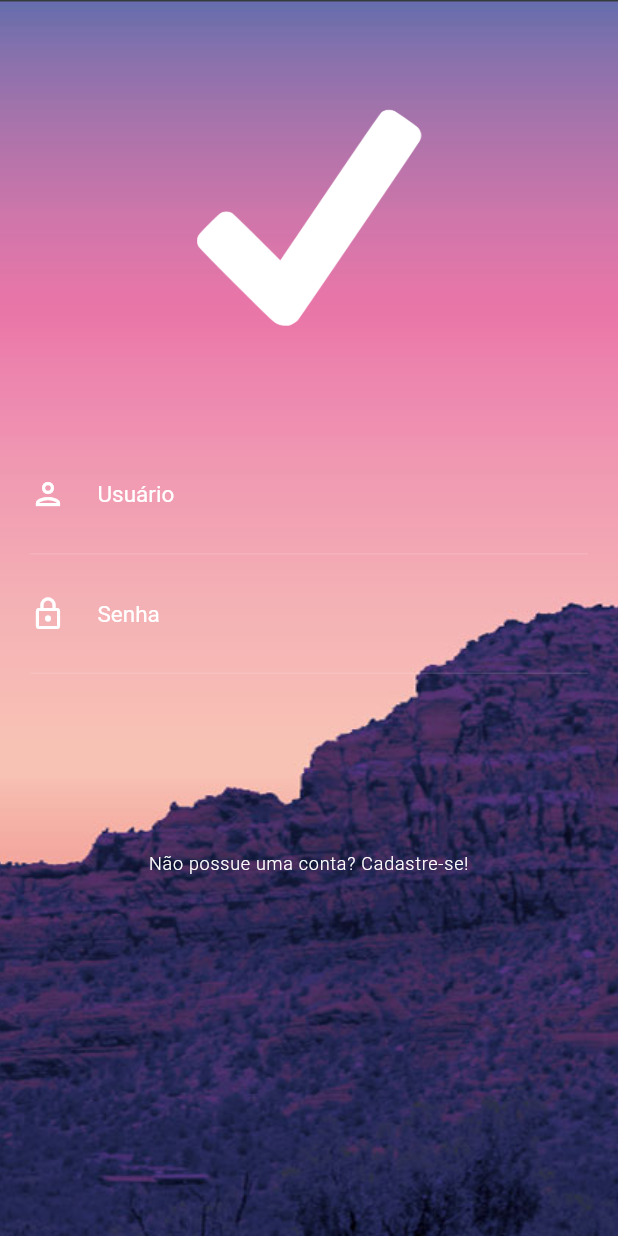
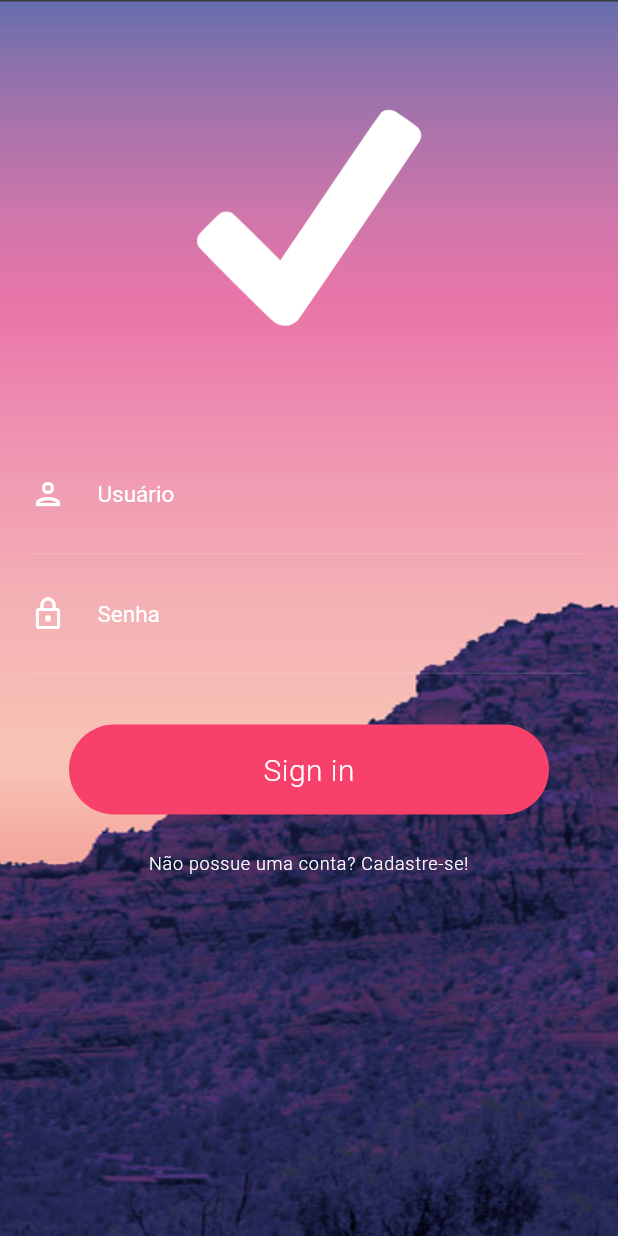
Before and after one commit to ClodoaldoRibeiro/animation_app, a Flutter app: the screen it shows after launch, on a phone screen of 412 x 824 dp. Run offline on Flutter 3.47's test engine with Material 2 defaults, Android fonts, the phone set to English and light mode, and no system bars.

Commit message:
Adicionar o botão de entrar
Foi adicionado o botão de entrar na tela de login.

```diff
--- /dev/null
+++ b/lib/screens/singin/components/stagger_animation.dart
@@ -0,0 +1,38 @@
+import 'package:flutter/material.dart';
+
+class StaggerAnimation extends StatelessWidget {
+  final AnimationController controller;
+
+  StaggerAnimation({this.controller});
+
+  Widget _buildAnimation(BuildContext context, Widget child) {
+    return Padding(
+      padding: EdgeInsets.only(bottom: 40),
+      child: InkWell(
+          onTap: () {
+            print("Clicou no botão Sign In ás ${DateTime.now()}");
+          },
+          child: Container(
+            width: 320,
+            height: 60,
+            alignment: Alignment.center,
+            decoration: BoxDecoration(
+                color: Color.fromRGBO(247, 64, 106, 1.0),
+                borderRadius: BorderRadius.all(Radius.circular(30.0))),
+            child: Text(
+              "Sign in",
+              style: TextStyle(
+                  color: Colors.white,
+                  fontSize: 20,
+                  fontWeight: FontWeight.w300,
+                  letterSpacing: 0.3),
+            ),
+          )),
+    );
+  }
+
+  @override
+  Widget build(BuildContext context) {
+    return AnimatedBuilder(animation: controller, builder: _buildAnimation);
+  }
+}
--- a/lib/screens/singin/singin_screen.dart
+++ b/lib/screens/singin/singin_screen.dart
@@ -3,13 +3,30 @@ import 'package:flutter/material.dart';
 import 'components/form_container.dart';
 import 'components/padding_container.dart';
 import 'components/singup_button.dart';
+import 'components/stagger_animation.dart';
 
 class SinginScreen extends StatefulWidget {
   @override
   _SinginScreenState createState() => _SinginScreenState();
 }
 
-class _SinginScreenState extends State<SinginScreen> {
+class _SinginScreenState extends State<SinginScreen>
+    with SingleTickerProviderStateMixin {
+  AnimationController _animationController;
+
+  @override
+  void initState() {
+    super.initState();
+    _animationController =
+        AnimationController(vsync: this, duration: Duration(seconds: 2));
+  }
+
+  @override
+  void dispose() {
+    _animationController.dispose();
+    super.dispose();
+  }
+
   @override
   Widget build(BuildContext context) {
     return Scaffold(
@@ -22,6 +39,7 @@ class _SinginScreenState extends State<SinginScreen> {
           padding: EdgeInsets.zero,
           children: [
             Stack(
+              alignment: Alignment.bottomCenter,
               children: [
                 Column(
                   children: [
@@ -29,7 +47,8 @@ class _SinginScreenState extends State<SinginScreen> {
                     FormContainer(),
                     SingUpButton(),
                   ],
-                )
+                ),
+                StaggerAnimation(controller: _animationController.view)
               ],
             )
           ],
--- a/lib/screens/splash/splash_screen.dart
+++ b/lib/screens/splash/splash_screen.dart
@@ -27,7 +27,7 @@ class _SplashScreenState extends State<SplashScreen> {
           height: 130.00,
           width: 130.00,
           child: Image.asset(
-            'assets/images/cti.png',
+            'assets/images/logoSplash.png',
             fit: BoxFit.contain,
           ),
         ),
--- a/pubspec.yaml
+++ b/pubspec.yaml
@@ -64,6 +64,7 @@ flutter:
      - assets/images/perfil.jpg
      - assets/images/tickicon.png
      - assets/images/cti.png
+     - assets/images/logoSplash.png
 
   # An image asset can refer to one or more resolution-specific "variants", see
   # https://flutter.dev/assets-and-images/#resolution-aware.
```
Also changed, not shown: assets/images/logoSplash.png (added).
